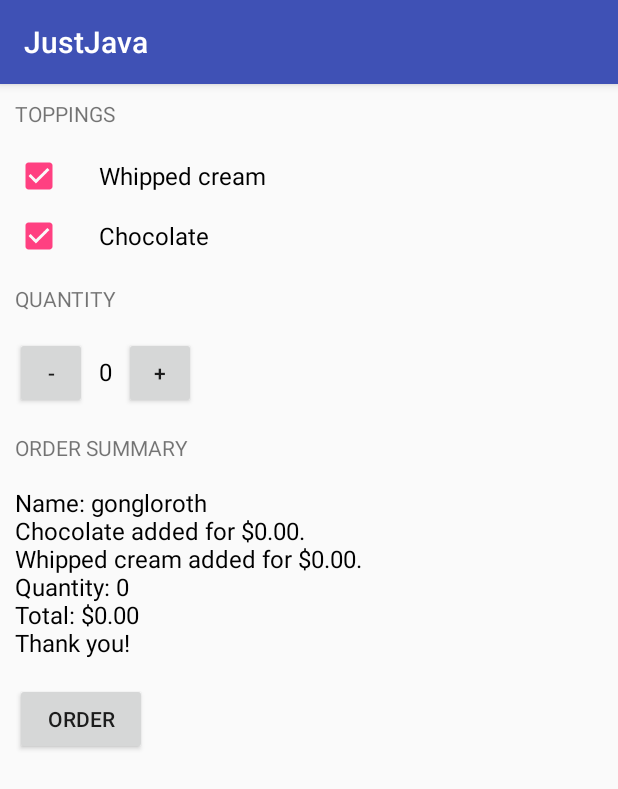
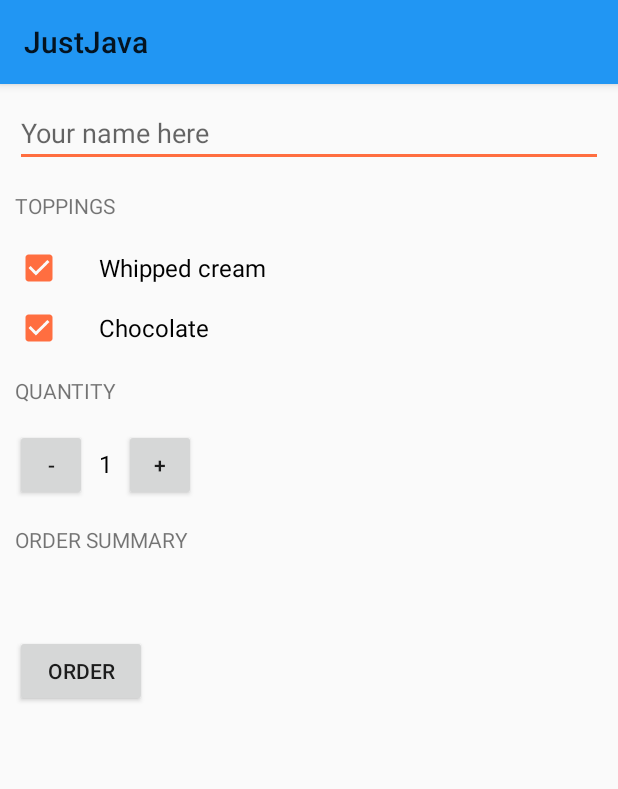
Before and after one commit to gongloroth/just-java, an Android app: the screen it shows after launch (MainActivity), after a tap on "ORDER", on a phone screen of 412 x 824 dp. Shown: the top 789 px of the screen. Run offline under Robolectric (Android 15) with nearby library versions, the phone set to English and light mode, and no system bars; 2 other taps on this screen came first.

Commit message:
7th commit
Finished JustJava app with different solutions at some point compared to the one in the course

```diff
--- a/app/src/main/java/com/gongloroth/justjava/MainActivity.java
+++ b/app/src/main/java/com/gongloroth/justjava/MainActivity.java
@@ -1,11 +1,16 @@
 package com.gongloroth.justjava;
 
+import android.content.Context;
+import android.content.Intent;
+import android.net.Uri;
 import android.os.Bundle;
 import android.support.v7.app.AppCompatActivity;
 import android.util.Log;
 import android.view.View;
 import android.widget.CheckBox;
+import android.widget.EditText;
 import android.widget.TextView;
+import android.widget.Toast;
 
 import java.text.NumberFormat;
 import java.util.Formatter;
@@ -18,10 +23,10 @@ public class MainActivity extends AppCompatActivity {
     private final int priceOfOneCup = 150;
     private final int WHIPPED_CREAM_PRICE = 30;
     private final int CHOCOLATE_PRICE = 25;
-    private int quantity = 0;
+    private int quantity = 1;
     private int price = 0;
     private String message = "Thank you!";
-    private String name = "gongloroth";
+    private String name = "";
     private boolean hasWhippedCream = false;
     private boolean hasChocolate = false;
     private CheckBox whippedCreamCheckBox;
@@ -59,6 +64,7 @@ public class MainActivity extends AppCompatActivity {
         outState.putInt("PRICE", price);
         outState.putBoolean("WHIPPED_KEY", hasWhippedCream);
         outState.putBoolean("CHOCOLATE_KEY", hasChocolate);
+        outState.putString("PERSON_NAME", name);
 
         // call superclass to save any view hierarchy
         super.onSaveInstanceState(outState);
@@ -70,14 +76,14 @@ public class MainActivity extends AppCompatActivity {
         quantity = savedInstanceState.getInt("QUANTITY");
         hasWhippedCream = savedInstanceState.getBoolean("WHIPPED_KEY");
         hasChocolate = savedInstanceState.getBoolean("CHOCOLATE_KEY");
+        name = savedInstanceState.getString("PERSON_NAME");
 
         getWhippedCreamCheckBox().setChecked(hasWhippedCream);
         getChocolateCheckBox().setChecked(hasChocolate);
 
         displayQuantity(quantity);
-        if (price > 0) {
-            displayMessage(createOrderSummary(price, hasWhippedCream, hasChocolate));
-        }
+        //displayMessage(createOrderSummary(name, price, hasWhippedCream, hasChocolate));
+
     }
 
     /**
@@ -88,16 +94,21 @@ public class MainActivity extends AppCompatActivity {
         //int price = calculatePrice(quantity,priceOfOneCup);
         //displayPrice(price);
 
-        if (hasWhippedCream && hasChocolate) {
-            price = calculatePrice(quantity, priceOfOneCup) + WHIPPED_CREAM_PRICE * quantity + CHOCOLATE_PRICE * quantity;
-        } else if (hasWhippedCream && !hasChocolate) {
-            price = calculatePrice(quantity, priceOfOneCup) + WHIPPED_CREAM_PRICE * quantity;
-        } else if (hasChocolate && !hasWhippedCream) {
-            price = calculatePrice(quantity, priceOfOneCup) + CHOCOLATE_PRICE * quantity;
-        } else {
-            price = calculatePrice(quantity, priceOfOneCup);
-        }
-        displayMessage(createOrderSummary(price, hasWhippedCream, hasChocolate));
+        EditText personNameText = (EditText) findViewById(R.id.person_name);
+        name = personNameText.getText().toString();
+        Log.v("MainActivity", "Person's name: " + name);
+
+        price = calculatePrice(quantity, priceOfOneCup);
+
+        //displayMessage(createOrderSummary(name, price, hasWhippedCream, hasChocolate));
+        String subject = "JustJava order summary for " + name;
+        composeEmail(subject, createOrderSummary(name,price,hasWhippedCream,hasChocolate));
+//        Intent intent = new Intent(Intent.ACTION_VIEW);
+//        intent.setData(Uri.parse("geo:47.6,-122.3"));
+//        if (intent.resolveActivity(getPackageManager()) != null) {
+//            startActivity(intent);
+//        }
+
     }
 
     /**
@@ -130,34 +141,69 @@ public class MainActivity extends AppCompatActivity {
     }
 
     public void increment(View view) {
+        if (quantity == 100) {
+            Context context = getApplicationContext();
+            CharSequence text = "You cannot have more than 99 coffees";
+            int duration = Toast.LENGTH_SHORT;
+
+            Toast toast = Toast.makeText(context, text, duration);
+            toast.show();
+
+            return;
+        }
+
         quantity++;
         displayQuantity(quantity);
     }
 
     public void decrement(View view) {
+
+        if (quantity == 1) {
+            Context context = getApplicationContext();
+            CharSequence text = "You cannot have less than 1 coffee";
+            int duration = Toast.LENGTH_SHORT;
+
+            Toast toast = Toast.makeText(context, text, duration);
+            toast.show();
+
+            return;
+        }
+
         quantity--;
         displayQuantity(quantity);
     }
 
     private int calculatePrice(int quantity, int priceOfOneCup) {
-        return quantity * priceOfOneCup;
+
+        int price_temp = priceOfOneCup;
+
+        if (hasWhippedCream) {
+            price_temp += WHIPPED_CREAM_PRICE;
+        }
+
+        if (hasChocolate) {
+            price_temp += CHOCOLATE_PRICE;
+        }
+
+        return price_temp * quantity;
     }
 
     private String formatCurrency(int number) {
         return NumberFormat.getCurrencyInstance().format(number);
     }
 
-    private String createOrderSummary(int price, boolean creamIsChecked, boolean chocolateIsChecked) {
+    private String createOrderSummary(String name, int price, boolean creamIsChecked, boolean chocolateIsChecked) {
         StringBuilder sb = new StringBuilder();
         Formatter fmt = new Formatter(sb);
+
         fmt.format("Name: %1$s\nQuantity: %2$d\nTotal: %3$s\n%4$s", name, quantity, formatCurrency(price), message);
         Log.v("MainActivity", "Add whipped cream? " + creamIsChecked);
         Log.v("MainActivity", "Add chocolate? " + chocolateIsChecked);
         if (creamIsChecked) {
-            sb.insert(sb.indexOf("\n") + 1, "Whipped cream added for " + formatCurrency(WHIPPED_CREAM_PRICE * quantity) + ".\n");
+            sb.insert(sb.indexOf("\n") + 1, getString(R.string.order_summary_whipped_cream, formatCurrency(WHIPPED_CREAM_PRICE * quantity)) + ".\n");
         }
         if (chocolateIsChecked) {
-            sb.insert(sb.indexOf("\n") + 1, "Chocolate added for " + formatCurrency(CHOCOLATE_PRICE * quantity) + ".\n");
+            sb.insert(sb.indexOf("\n") + 1, getString(R.string.order_summary_chocolate, formatCurrency(CHOCOLATE_PRICE * quantity)) + ".\n");
         }
 
         return sb.toString();
@@ -204,4 +250,15 @@ public class MainActivity extends AppCompatActivity {
         }
     }
 
+    public void composeEmail(String subject, String message) {
+        Intent intent = new Intent(Intent.ACTION_SENDTO);
+        intent.setData(Uri.parse("mailto:")); // only email apps should handle this
+        intent.putExtra(Intent.EXTRA_SUBJECT, subject);
+        intent.putExtra(Intent.EXTRA_TEXT, message);
+        if (intent.resolveActivity(getPackageManager()) != null) {
+            startActivity(intent);
+        }
+    }
+
+
 }
--- a/app/src/main/res/layout/activity_main.xml
+++ b/app/src/main/res/layout/activity_main.xml
@@ -13,6 +13,15 @@
         android:layout_width="match_parent"
         android:layout_height="wrap_content"
         android:orientation="vertical">
+
+        <EditText
+            android:layout_width="match_parent"
+            android:layout_height="wrap_content"
+            android:id="@+id/person_name"
+            android:hint="@string/your_name_here"
+            android:layout_marginBottom="16dp"
+            android:focusedByDefault="false"
+            android:inputType="textCapWords"/>
 
         <TextView
             android:id="@+id/toppings"
@@ -95,7 +104,7 @@
             android:layout_width="wrap_content"
             android:layout_height="wrap_content"
             android:layout_marginTop="16dp"
-            android:text="@string/price_default"
+            android:text=""
             android:textColor="#000000"
             android:textSize="16sp" />
 
--- a/app/src/main/res/values/colors.xml
+++ b/app/src/main/res/values/colors.xml
@@ -1,6 +1,6 @@
 <?xml version="1.0" encoding="utf-8"?>
 <resources>
-    <color name="colorPrimary">#3F51B5</color>
-    <color name="colorPrimaryDark">#303F9F</color>
-    <color name="colorAccent">#FF4081</color>
+    <color name="colorPrimary">#2196F3</color>
+    <color name="colorPrimaryDark">#1976D2</color>
+    <color name="colorAccent">#FF6E40</color>
 </resources>
--- a/app/src/main/res/values/strings.xml
+++ b/app/src/main/res/values/strings.xml
@@ -1,4 +1,4 @@
-<resources>
+<resources xmlns:xliff="urn:oasis:names:tc:xliff:document:1.2">
     <string name="app_name">JustJava</string>
     <string name="quantity">quantity</string>
     <string name="decrement">-</string>
@@ -6,8 +6,12 @@
     <string name="price">order summary</string>
     <string name="order">order</string>
     <string name="price_default">0</string>
-    <string name="quantity_default">0</string>
+    <string name="quantity_default">1</string>
     <string name="toppings">toppings</string>
     <string name="whipped_cream_text">Whipped cream</string>
     <string name="chocolate_text">Chocolate</string>
+    <string name="your_name_here">Your name here</string>
+
+    <string name="order_summary_chocolate">Chocolate added for <xliff:g id="chocolatePrice" example="50">%s</xliff:g></string>
+    <string name="order_summary_whipped_cream">Whipped cream added for <xliff:g id="whippedCreamPrice" example="50">%s</xliff:g></string>
 </resources>
--- a/app/src/main/res/values/styles.xml
+++ b/app/src/main/res/values/styles.xml
@@ -1,7 +1,7 @@
 <resources>
 
     <!-- Base application theme. -->
-    <style name="AppTheme" parent="Theme.AppCompat.Light.DarkActionBar">
+    <style name="AppTheme" parent="Theme.AppCompat.Light">
         <!-- Customize your theme here. -->
         <item name="colorPrimary">@color/colorPrimary</item>
         <item name="colorPrimaryDark">@color/colorPrimaryDark</item>
```
